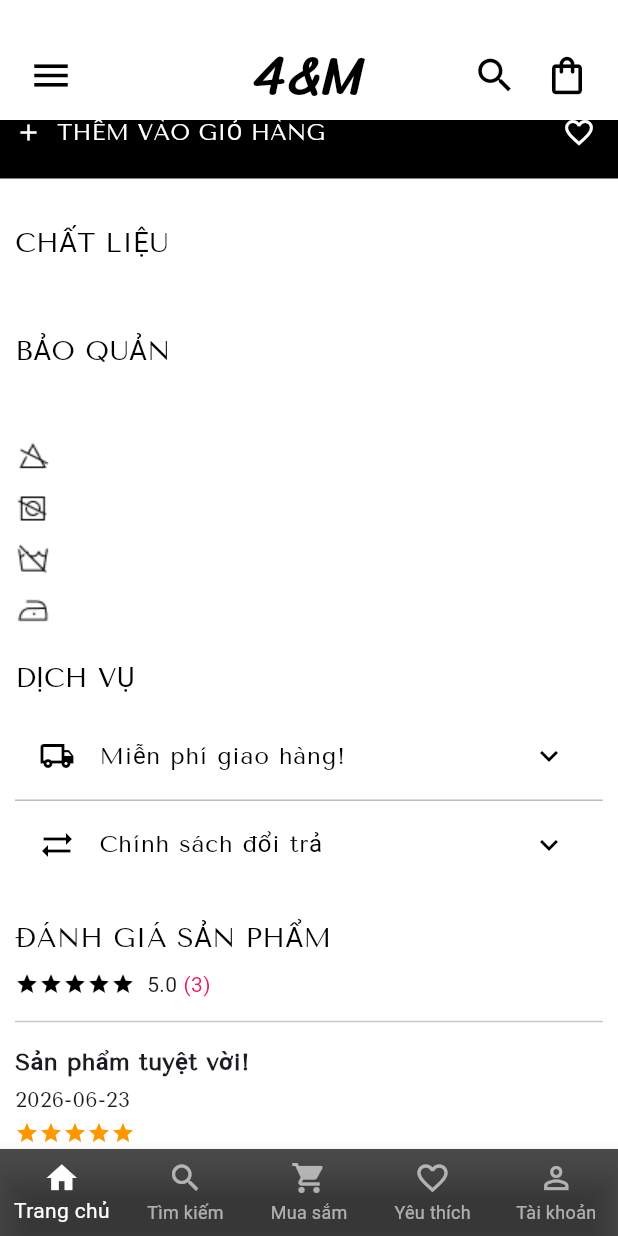
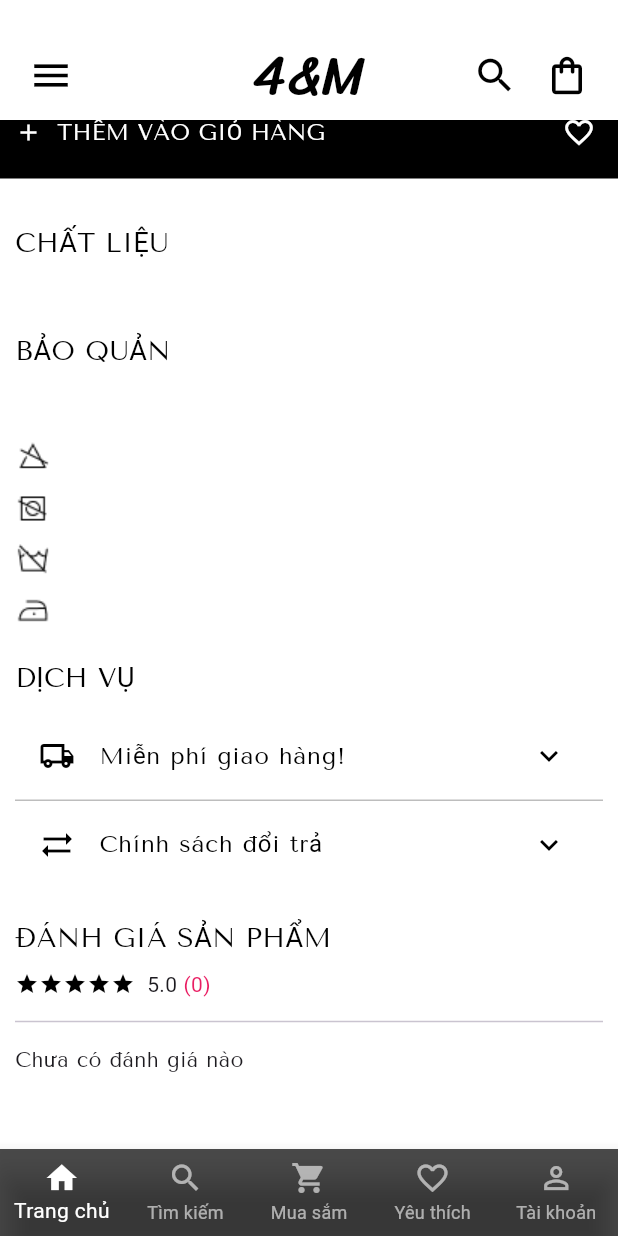
Before and after one commit to nguyenduythang139/the4m_app, a Flutter app: the ProductDetailScreen screen opened directly with empty values, scrolled down 576 dp, on a phone screen of 412 x 824 dp. Run offline on Flutter 3.47's test engine with Material 3 defaults, Android fonts, the phone set to English and light mode, and no system bars; our stand-ins replace app_links, cloud_firestore, firebase_auth, firebase_core, google_sign_in, image_picker and 3 more; accounts and stored records are empty.

Commit message:
review product

```diff
--- a/lib/screens/product_detail_screen.dart
+++ b/lib/screens/product_detail_screen.dart
@@ -31,7 +31,40 @@ class ProductDetailScreen extends StatefulWidget {
   State<ProductDetailScreen> createState() => _ProductDetailScreenState();
 }
 
+List<Review> realReviews = [];
+
 class _ProductDetailScreenState extends State<ProductDetailScreen> {
+  List<Review> realReviews = [];
+
+  Future<void> fetchRealReviews() async {
+    final snapshot =
+        await FirebaseFirestore.instance
+            .collection('DanhGia')
+            .where('productId', isEqualTo: widget.product.maSP)
+            .get();
+
+    final fetchedReviews =
+        snapshot.docs.map((doc) {
+          final data = doc.data();
+          return Review(
+            title: data['title'] ?? 'Đánh giá',
+            date: DateFormat(
+              'dd/MM/yyyy',
+            ).format((data['createdAt'] as Timestamp).toDate()),
+            rating: data['rating'] ?? 0,
+            size: data['size'] ?? '',
+            color: data['color'] ?? '',
+            content: data['review'] ?? '',
+            userName: data['userName'] ?? 'Người dùng',
+            avatarUrl: data['avatarUrl'] ?? 'lib/assets/images/avatar.png',
+          );
+        }).toList();
+
+    setState(() {
+      realReviews = fetchedReviews;
+    });
+  }
+
   final PageController _pageController = new PageController();
   int _currentPage = 0;
   int selectedPage = 0;
@@ -47,6 +80,7 @@ class _ProductDetailScreenState extends State<ProductDetailScreen> {
   void initState() {
     super.initState();
     fetchVariants();
+    fetchRealReviews();
   }
 
   List<Map<String, dynamic>> allVariants = [];
@@ -142,40 +176,40 @@ class _ProductDetailScreenState extends State<ProductDetailScreen> {
     return formatter.format(amount);
   }
 
-  List<Review> getSampleReviews() {
-    return [
-      Review(
-        title: "Sản phẩm tuyệt vời!",
-        date: "2026-06-23",
-        rating: 5,
-        size: "M",
-        color: "Đen",
-        content: "Giá cả phải chăng, chất vải thoáng mát.",
-        userName: "Thắng Nguyễn",
-        avatarUrl: "lib/assets/images/instagram_1.png",
-      ),
-      Review(
-        title: "Sản phẩm đúng như mô tả",
-        date: "2026-06-20",
-        rating: 4,
-        size: "L",
-        color: "Trắng",
-        content: "Chất lượng vải tốt như mô tả.",
-        userName: "Phước Nguyễn",
-        avatarUrl: "lib/assets/images/instagram_3.png",
-      ),
-      Review(
-        title: "Trên cả mong đợi của tôi",
-        date: "2026-06-19",
-        rating: 4,
-        size: "M",
-        color: "Xanh",
-        content: "Chất vải thoáng mát, mịn màng và thiết kế đẹp mắt.",
-        userName: "Tín Lữ",
-        avatarUrl: "lib/assets/images/instagram_2.png",
-      ),
-    ];
-  }
+  // List<Review> getSampleReviews() {
+  //   return [
+  //     Review(
+  //       title: "Sản phẩm tuyệt vời!",
+  //       date: "2026-06-23",
+  //       rating: 5,
+  //       size: "M",
+  //       color: "Đen",
+  //       content: "Giá cả phải chăng, chất vải thoáng mát.",
+  //       userName: "Thắng Nguyễn",
+  //       avatarUrl: "lib/assets/images/instagram_1.png",
+  //     ),
+  //     Review(
+  //       title: "Sản phẩm đúng như mô tả",
+  //       date: "2026-06-20",
+  //       rating: 4,
+  //       size: "L",
+  //       color: "Trắng",
+  //       content: "Chất lượng vải tốt như mô tả.",
+  //       userName: "Phước Nguyễn",
+  //       avatarUrl: "lib/assets/images/instagram_3.png",
+  //     ),
+  //     Review(
+  //       title: "Trên cả mong đợi của tôi",
+  //       date: "2026-06-19",
+  //       rating: 4,
+  //       size: "M",
+  //       color: "Xanh",
+  //       content: "Chất vải thoáng mát, mịn màng và thiết kế đẹp mắt.",
+  //       userName: "Tín Lữ",
+  //       avatarUrl: "lib/assets/images/instagram_2.png",
+  //     ),
+  //   ];
+  // }
 
   Future<void> addToCart() async {
     final currentUser = FirebaseAuth.instance.currentUser;
@@ -276,7 +310,8 @@ class _ProductDetailScreenState extends State<ProductDetailScreen> {
     final latest = now.add(Duration(days: 5));
     final dateFormat = DateFormat('dd/MM/yyyy');
 
-    final reviews = getSampleReviews();
+    final reviews = realReviews;
+
     return Scaffold(
       backgroundColor: Colors.white,
       drawer: CustomDrawer(
@@ -726,18 +761,27 @@ class _ProductDetailScreenState extends State<ProductDetailScreen> {
                     ),
                     SizedBox(
                       height: 375,
-                      child: SingleChildScrollView(
+                      child:
+                          reviews.isEmpty
+                              ? const Padding(
+                                padding: EdgeInsets.symmetric(horizontal: 10),
+                                child: Text(
+                                  "Chưa có đánh giá nào",
+                                  style: TextStyle(fontFamily: "TenorSans"),
+                                ),
+                              )
+                              : SingleChildScrollView(
                                 padding: EdgeInsets.symmetric(horizontal: 10),
                                 child: Column(
                                   crossAxisAlignment: CrossAxisAlignment.start,
-                          children: [
-                            ...reviews
-                                .map((review) => ReviewItem(review: review))
+                                  children:
+                                      reviews
+                                          .map((r) => ReviewItem(review: r))
                                           .toList(),
-                          ],
                                 ),
                               ),
                     ),
+
                     SizedBox(height: 40),
                     Center(
                       child: Padding(
--- a/lib/widgets/review_item.dart
+++ b/lib/widgets/review_item.dart
@@ -1,3 +1,4 @@
+import 'dart:io';
 import 'package:flutter/material.dart';
 import 'package:the4m_app/models/review_model.dart';
 
@@ -15,6 +16,19 @@ class ReviewItem extends StatelessWidget {
     );
   }
 
+  Widget buildAvatar(String avatarUrl) {
+    if (avatarUrl.startsWith('http')) {
+      return CircleAvatar(radius: 10, backgroundImage: NetworkImage(avatarUrl));
+    } else if (avatarUrl.startsWith('/')) {
+      return CircleAvatar(
+        radius: 10,
+        backgroundImage: FileImage(File(avatarUrl)),
+      );
+    } else {
+      return CircleAvatar(radius: 10, backgroundImage: AssetImage(avatarUrl));
+    }
+  }
+
   @override
   Widget build(BuildContext context) {
     return Column(
@@ -22,44 +36,41 @@ class ReviewItem extends StatelessWidget {
       children: [
         Text(
           review.title,
-          style: TextStyle(
+          style: const TextStyle(
             fontWeight: FontWeight.bold,
             fontSize: 16,
             fontFamily: "TenorSans",
           ),
         ),
-        SizedBox(height: 4),
-        Text(review.date, style: TextStyle(fontFamily: "TenorSans")),
-        SizedBox(height: 4),
+        const SizedBox(height: 4),
+        Text(review.date, style: const TextStyle(fontFamily: "TenorSans")),
+        const SizedBox(height: 4),
         buildStars(review.rating),
-        SizedBox(height: 6),
+        const SizedBox(height: 6),
         Text(
           "KÍCH CỠ: ${review.size}",
-          style: TextStyle(fontSize: 13, fontFamily: "TenorSans"),
+          style: const TextStyle(fontSize: 13, fontFamily: "TenorSans"),
         ),
         Text(
           "MÀU SẮC: ${review.color}",
-          style: TextStyle(fontSize: 13, fontFamily: "TenorSans"),
+          style: const TextStyle(fontSize: 13, fontFamily: "TenorSans"),
         ),
         Text(
           "ĐÁNH GIÁ: ${review.content}",
-          style: TextStyle(fontSize: 13, fontFamily: "TenorSans"),
+          style: const TextStyle(fontSize: 13, fontFamily: "TenorSans"),
         ),
-        SizedBox(height: 10),
+        const SizedBox(height: 10),
         Row(
           children: [
-            CircleAvatar(
-              radius: 10,
-              backgroundImage: AssetImage(review.avatarUrl),
-            ),
-            SizedBox(width: 6),
+            buildAvatar(review.avatarUrl),
+            const SizedBox(width: 6),
             Text(
               review.userName,
-              style: TextStyle(color: Colors.orange, fontSize: 12),
+              style: const TextStyle(color: Colors.orange, fontSize: 12),
             ),
           ],
         ),
-        Divider(height: 30),
+        const Divider(height: 30),
       ],
     );
   }
--- a/pubspec.yaml
+++ b/pubspec.yaml
@@ -25,7 +25,6 @@ dependencies:
   crypto: ^3.0.2
   app_links: ^3.4.1
   url_launcher: ^6.1.7
-
 
 dev_dependencies:
   flutter_test:
```
Also changed, not shown: lib/screens/order_detail_screen.dart (+21 -3 lines), lib/screens/review_products_screen.dart (added, +336 -0 lines). Lines whose indentation alone changed are shown as unchanged.
